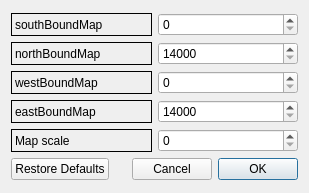
First picture: the form in LTEsimGeneratorGUI/Ui/DataForms/maprangeform.ui, repository moniss23/junit4, before the edit.
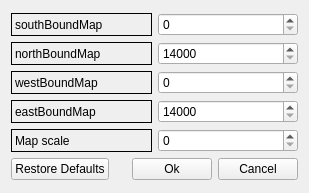
Second picture: the form after the edit.

Commit message: Changed ok and cancel buttons in mapRangeForm.

The edit to the form file:
```diff
--- a/LTEsimGeneratorGUI/Ui/DataForms/maprangeform.ui
+++ b/LTEsimGeneratorGUI/Ui/DataForms/maprangeform.ui
@@ -190,18 +190,16 @@
         </spacer>
        </item>
        <item>
-        <widget class="QDialogButtonBox" name="buttonBox">
-         <property name="sizePolicy">
-          <sizepolicy hsizetype="Fixed" vsizetype="Fixed">
-           <horstretch>0</horstretch>
-           <verstretch>0</verstretch>
-          </sizepolicy>
+        <widget class="QPushButton" name="okButton">
+         <property name="text">
+          <string>Ok</string>
          </property>
-         <property name="layoutDirection">
-          <enum>Qt::RightToLeft</enum>
-         </property>
-         <property name="standardButtons">
-          <set>QDialogButtonBox::Cancel|QDialogButtonBox::Ok</set>
+        </widget>
+       </item>
+       <item>
+        <widget class="QPushButton" name="cancelButton">
+         <property name="text">
+          <string>Cancel</string>
          </property>
         </widget>
        </item>
```
The commit also changes 3 other files.
